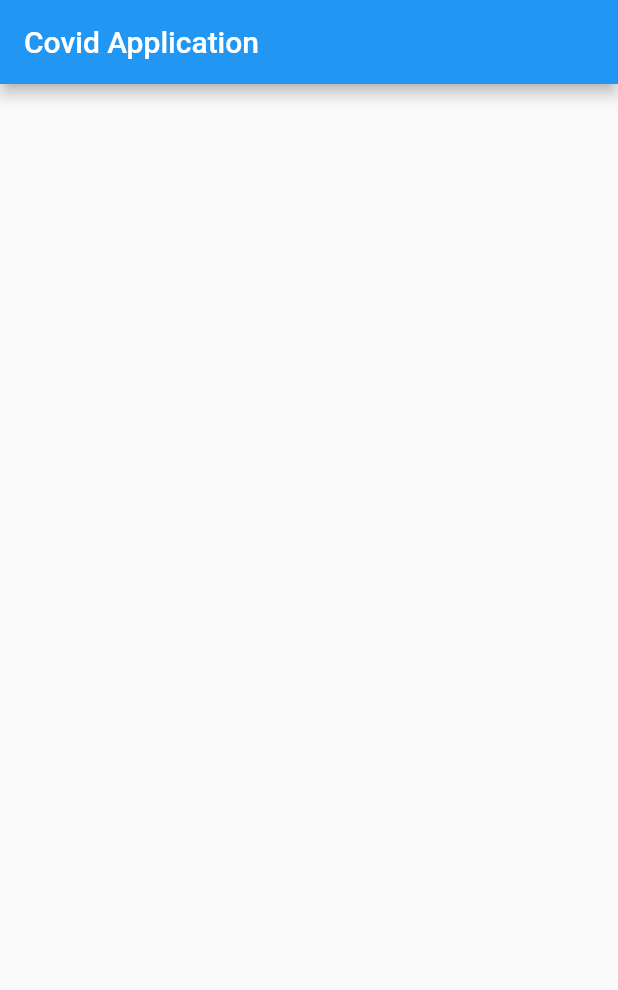
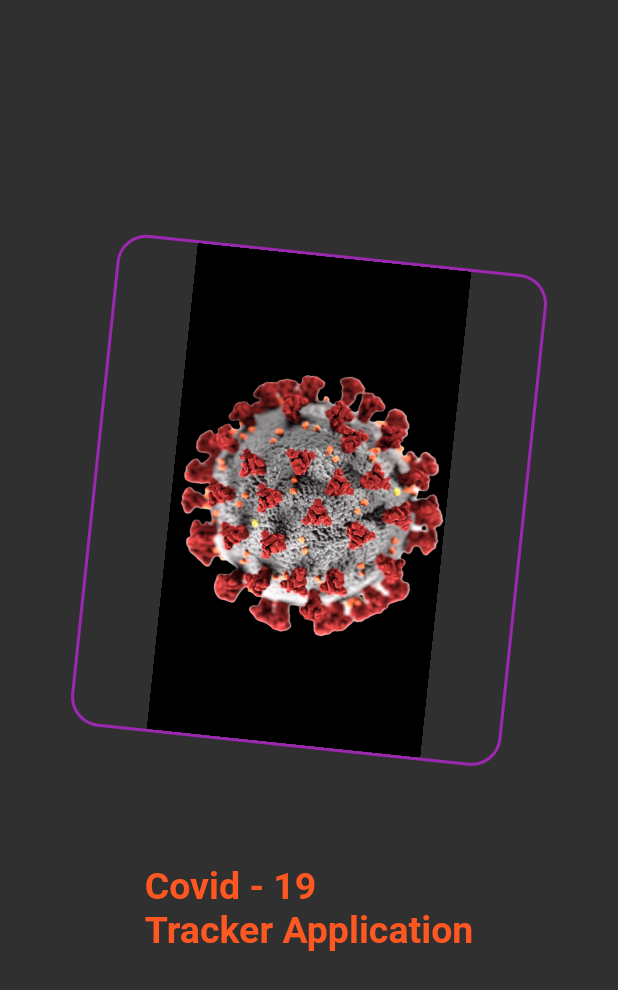
Before and after one commit to RARimonAhmed/Covid-App-By-Flutter, a Flutter app: the first screen one second after launch, on a phone screen of 412 x 824 dp. Shown: the top 990 px of the screen. Run offline on Flutter 3.47's test engine with Material 2 defaults, Android fonts, the phone set to English and light mode, and no system bars; our stand-ins replace pie_chart.

Commit message:
Splash screen added

```diff
--- a/covid_application_flutter/lib/main.dart
+++ b/covid_application_flutter/lib/main.dart
@@ -1,4 +1,4 @@
-import 'package:covid_application_flutter/views/home_page.dart';
+import 'package:covid_application_flutter/views/spalsh_screen.dart';
 import 'package:flutter/material.dart';
 
 void main() {
@@ -12,11 +12,13 @@ class MyApp extends StatelessWidget {
   @override
   Widget build(BuildContext context) {
     return MaterialApp(
+      debugShowCheckedModeBanner: false,
       title: 'Flutter Demo',
       theme: ThemeData(
+        brightness: Brightness.dark,
         primarySwatch: Colors.blue,
       ),
-      home: const HomePage(),
+      home: const SplashScreen(),
     );
   }
 }
--- a/covid_application_flutter/lib/views/home_page.dart
+++ /dev/null
@@ -1,19 +0,0 @@
-import 'package:flutter/cupertino.dart';
-import 'package:flutter/material.dart';
-import 'package:flutter/src/widgets/container.dart';
-import 'package:flutter/src/widgets/framework.dart';
-
-class HomePage extends StatelessWidget {
-  const HomePage({super.key});
-
-  @override
-  Widget build(BuildContext context) {
-    return SafeArea(
-      child: Scaffold(
-        appBar: AppBar(
-          title: const Text('Covid Application'),
-        ),
-      ),
-    );
-  }
-}
--- /dev/null
+++ b/covid_application_flutter/lib/views/spalsh_screen.dart
@@ -0,0 +1,100 @@
+import 'dart:async';
+
+import 'package:covid_application_flutter/views/wolrd_states.dart';
+import 'package:flutter/material.dart';
+import 'dart:math' as math;
+
+class SplashScreen extends StatefulWidget {
+  const SplashScreen({super.key});
+
+  @override
+  State<SplashScreen> createState() => _SplashScreenState();
+}
+
+class _SplashScreenState extends State<SplashScreen>
+    with TickerProviderStateMixin {
+  late final AnimationController animationController = AnimationController(
+      duration: const Duration(
+        seconds: 3,
+      ),
+      vsync: this)
+    ..repeat();
+  @override
+  void dispose() {
+    // TODO: implement dispose
+    super.dispose();
+    animationController.dispose();
+  }
+
+  @override
+  void initState() {
+    // TODO: implement initState
+    Timer(const Duration(seconds: 3), (() {
+      Navigator.push(
+        context,
+        MaterialPageRoute(
+          builder: ((context) => const WorldStatesScreen()),
+        ),
+      );
+    }));
+    super.initState();
+  }
+
+  @override
+  Widget build(BuildContext context) {
+    return SafeArea(
+      child: Scaffold(
+        body: Column(
+          crossAxisAlignment: CrossAxisAlignment.center,
+          mainAxisAlignment: MainAxisAlignment.center,
+          children: [
+            AnimatedBuilder(
+                animation: animationController,
+                child: Container(
+                  height: MediaQuery.of(context).size.height * 0.35,
+                  width: MediaQuery.of(context).size.width * .80,
+                  decoration: BoxDecoration(
+                    border: Border.all(
+                      style: BorderStyle.solid,
+                      width: 2,
+                      color: Colors.purple,
+                    ),
+                    borderRadius: BorderRadius.circular(20),
+                    shape: BoxShape.rectangle,
+                  ),
+                  child: const Center(
+                    child: Image(
+                      image: AssetImage('images/virus_rem.png'),
+                      fit: BoxFit.contain,
+                    ),
+                  ),
+                ),
+                builder: (BuildContext context, Widget? child) {
+                  return Transform.rotate(
+                    angle: animationController.value * 2.0 * math.pi,
+                    child: child,
+                  );
+                }),
+            SizedBox(
+              height: MediaQuery.of(context).size.height * 0.12,
+            ),
+            const Align(
+              alignment: Alignment.center,
+              child: Text(
+                'Covid - 19\nTracker Application',
+                style: TextStyle(
+                  color: Colors.deepOrange,
+                  fontWeight: FontWeight.bold,
+                  fontSize: 25,
+                ),
+              ),
+            ),
+            // Image(
+            //   image: AssetImage('images/virus.jpg'),
+            // ),
+          ],
+        ),
+      ),
+    );
+  }
+}
```
Also changed, not shown: covid_application_flutter/lib/constants/my_colors.dart (added, +9 -0 lines), covid_application_flutter/lib/views/wolrd_states.dart (added, +81 -0 lines), covid_application_flutter/lib/widgets/reusable_row.dart (added, +32 -0 lines), covid_application_flutter/pubspec.yaml (+7 -2 lines), covid_application_flutter/images/virus.jpg (added), covid_application_flutter/images/virus_rem.png (added), covid_application_flutter/pubspec.lock.
